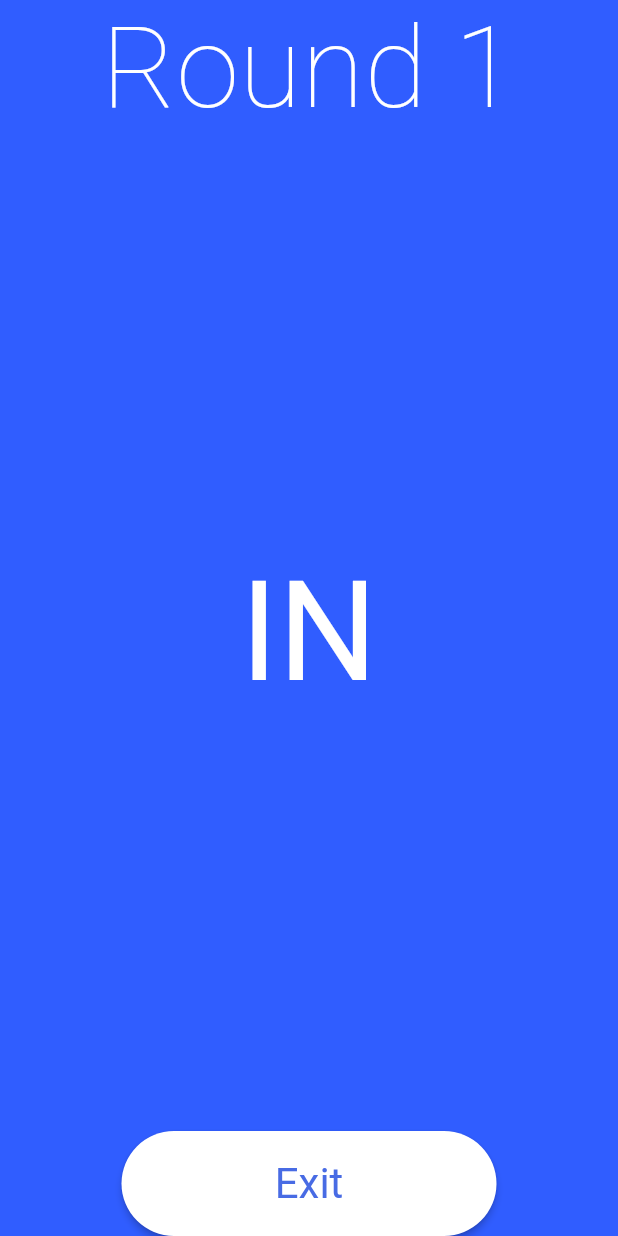
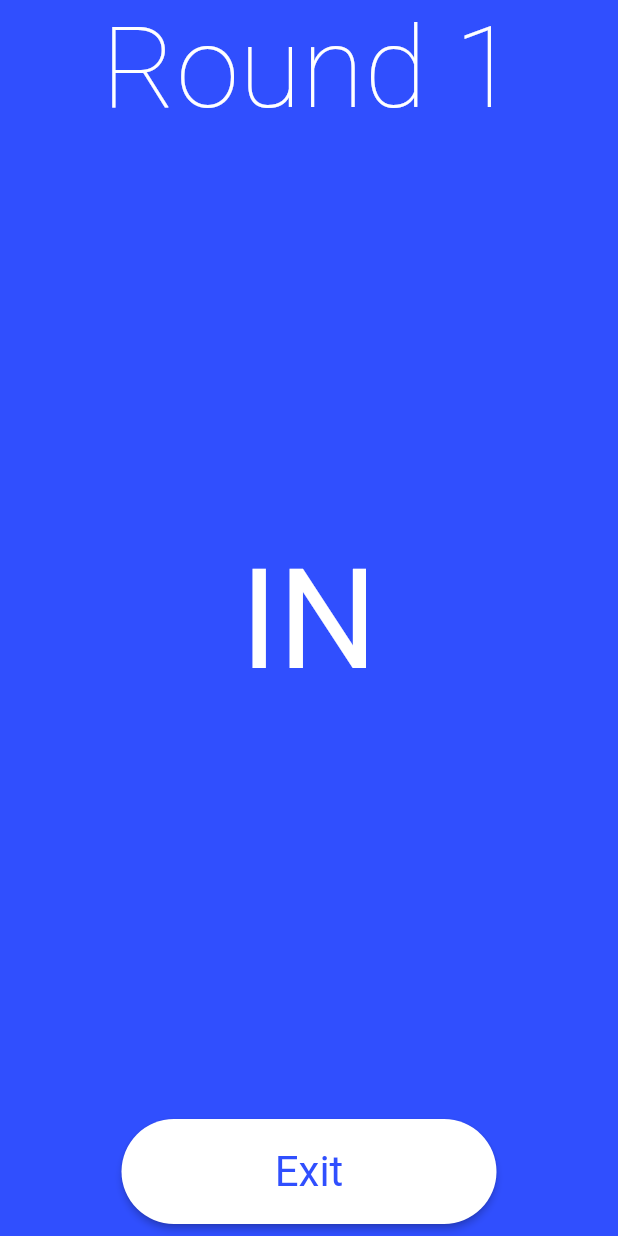
Before and after one commit to Janzi14/breathing_trainer, a Flutter app: the screen it shows after launch, after a tap on "Start Session", on a phone screen of 412 x 824 dp. Run offline on Flutter 3.47's test engine with Material 2 defaults, Android fonts, the phone set to English and light mode, and no system bars.

Commit message:
put theme into separate file and modify layout

```diff
--- a/lib/main.dart
+++ b/lib/main.dart
@@ -1,6 +1,7 @@
 import 'package:breathing_app/routes/breathing.dart';
 import 'package:breathing_app/routes/home.dart';
 import 'package:breathing_app/routes/stats.dart';
+import 'package:breathing_app/utils/theme.dart';
 import 'package:flutter/material.dart';
 
 void main() {
@@ -13,40 +14,7 @@ class MainApp extends StatelessWidget {
   @override
   Widget build(BuildContext context) {
     return MaterialApp(
-      theme: ThemeData(
-        scaffoldBackgroundColor: const Color.fromRGBO(48, 93, 255, 1),
-        colorScheme: const ColorScheme(
-          brightness: Brightness.dark,
-          primary: Colors.white,
-          onPrimary: Color.fromRGBO(72, 107, 228, 1),
-          secondary: Color.fromRGBO(91, 140, 204, 0.536),
-          onSecondary: Color.fromRGBO(91, 140, 204, 0.536),
-          error: Colors.red,
-          onError: Colors.white,
-          background: Color.fromRGBO(48, 93, 255, 1),
-          onBackground: Colors.white,
-          surface: Colors.white,
-          onSurface: Color.fromRGBO(48, 93, 255, 1),
-        ),
-        elevatedButtonTheme: ElevatedButtonThemeData(
-          style: ElevatedButton.styleFrom(
-            shape: RoundedRectangleBorder(
-              borderRadius: BorderRadius.circular(50),
-            ),
-            fixedSize: const Size(250, 70),
-            textStyle: const TextStyle(fontSize: 28.0),
-          ),
-        ),
-        textTheme: const TextTheme(
-          titleSmall: TextStyle(
-              fontSize: 76.0, fontWeight: FontWeight.w100, color: Colors.white),
-          labelSmall: TextStyle(
-            fontSize: 24.0,
-            fontWeight: FontWeight.normal,
-            color: Colors.white70,
-          ),
-        ),
-      ),
+      theme: myTheme,
       title: 'Let us breathe',
       initialRoute: '/',
       routes: {
--- a/lib/routes/breathing.dart
+++ b/lib/routes/breathing.dart
@@ -66,9 +66,12 @@ class _BreathingRouteState extends State<BreathingRoute>
                       : 'OUT',
               style: BreathingAnimation.smallTextSTyle,
             ),
-            ElevatedButton(
-              onPressed: () => Navigator.popAndPushNamed(context, '/'),
-              child: const Text('Exit'),
+            Padding(
+              padding: const EdgeInsets.all(8.0),
+              child: ElevatedButton(
+                onPressed: () => Navigator.popAndPushNamed(context, '/'),
+                child: const Text('Exit'),
+              ),
             ),
           ],
         ),
--- /dev/null
+++ b/lib/utils/theme.dart
@@ -0,0 +1,37 @@
+import 'package:flutter/material.dart';
+
+final ThemeData myTheme = ThemeData(
+  scaffoldBackgroundColor: Colors.indigoAccent.shade700,
+  colorScheme: ColorScheme(
+    brightness: Brightness.dark,
+    primary: Colors.white,
+    onPrimary: Colors.indigoAccent.shade700,
+    secondary: Colors.indigo.shade300,
+    onSecondary: Colors.indigo.shade300,
+    error: Colors.red,
+    onError: Colors.white,
+    background: Colors.indigoAccent.shade700,
+    onBackground: Colors.white,
+    surface: Colors.white,
+    onSurface: Colors.indigoAccent.shade700,
+  ),
+  elevatedButtonTheme: ElevatedButtonThemeData(
+    style: ElevatedButton.styleFrom(
+      shape: RoundedRectangleBorder(
+        borderRadius: BorderRadius.circular(50),
+      ),
+
+      fixedSize: const Size(250, 70),
+      textStyle: const TextStyle(fontSize: 28.0),
+    ),
+  ),
+  textTheme: const TextTheme(
+    titleSmall: TextStyle(
+        fontSize: 76.0, fontWeight: FontWeight.w100, color: Colors.white),
+    labelSmall: TextStyle(
+      fontSize: 24.0,
+      fontWeight: FontWeight.normal,
+      color: Colors.white70,
+    ),
+  ),
+);
--- a/lib/widgets/breathing_config_form.dart
+++ b/lib/widgets/breathing_config_form.dart
@@ -60,7 +60,9 @@ class _BreathingConfigFormState extends State<BreathingConfigForm> {
                 ),
               ],
             ),
-            ElevatedButton(
+            Padding(
+              padding: const EdgeInsets.all(8.0),
+              child: ElevatedButton(
                 onPressed: () {
                   if (_formKey.currentState!.validate()) {
                     Navigator.pushNamed(
@@ -77,6 +79,7 @@ class _BreathingConfigFormState extends State<BreathingConfigForm> {
                 },
                 child: const Text('Start Session'),
               ),
+            ),
           ],
         ),
       ),
```
Lines whose indentation alone changed are shown as unchanged.
